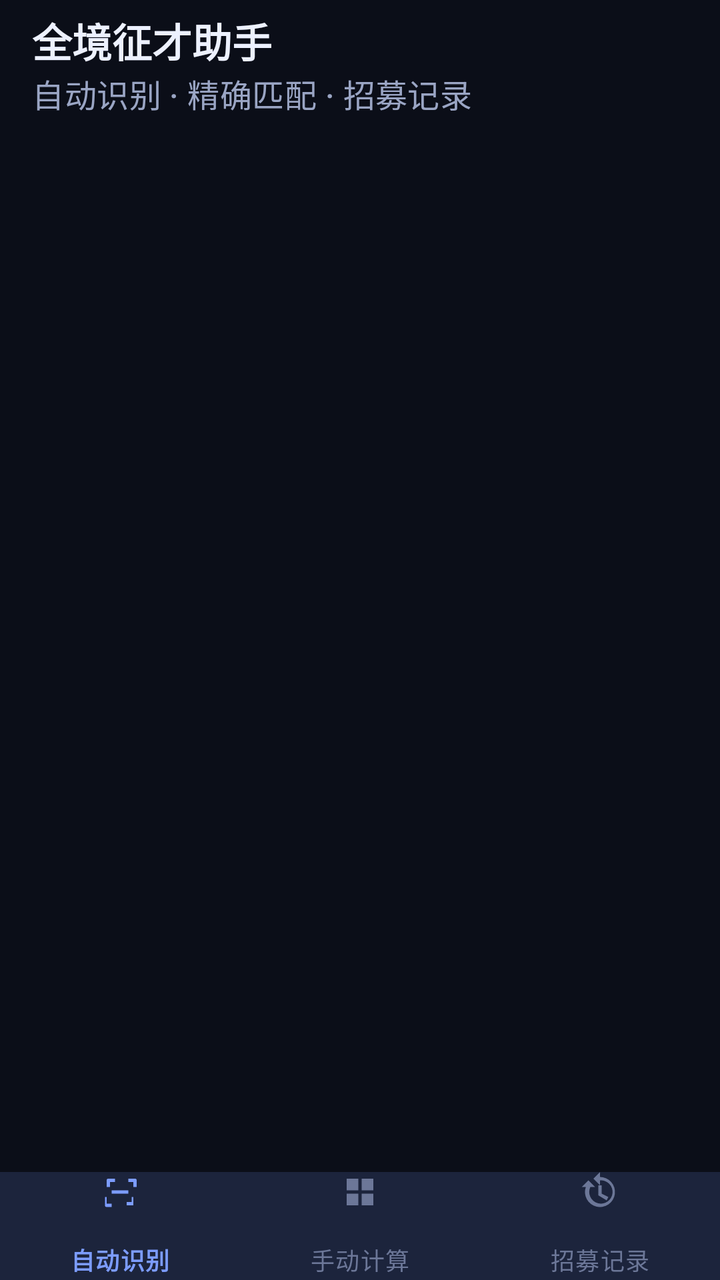
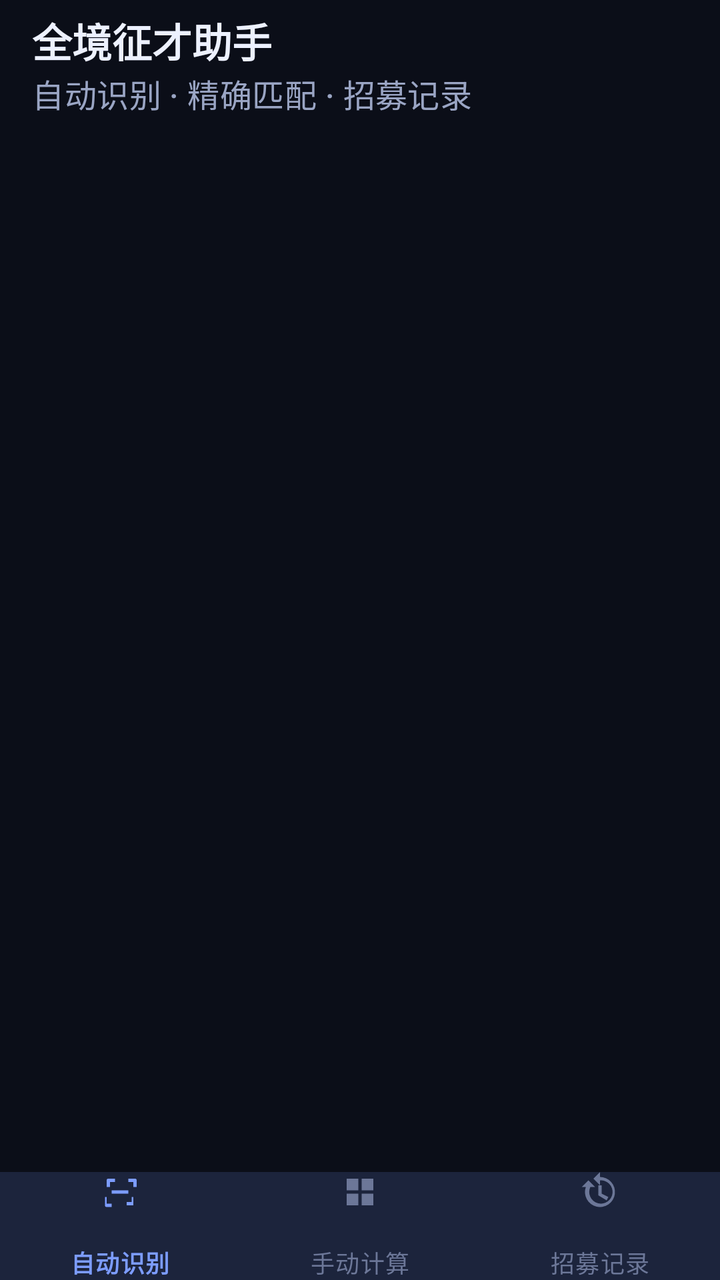

The first picture is an Android layout as it rendered before a commit; the second is the same layout after the commit. The layout source and the unified diff follow.
<!-- AndroidManifest.xml: application theme Theme.App -->
<!-- res/layout/activity_main.xml -->
<?xml version="1.0" encoding="utf-8"?>
<LinearLayout xmlns:android="http://schemas.android.com/apk/res/android"
    xmlns:app="http://schemas.android.com/apk/res-auto"
    android:layout_width="match_parent"
    android:layout_height="match_parent"
    android:orientation="vertical"
    android:background="@color/bg">

    <com.google.android.material.appbar.MaterialToolbar
        android:id="@+id/toolbar"
        android:layout_width="match_parent"
        android:layout_height="?attr/actionBarSize"
        android:background="@color/bg"
        android:paddingStart="6dp"
        android:paddingEnd="6dp"
        app:title="@string/app_name"
        app:titleTextAppearance="@style/TextAppearance.App.Toolbar.Title"
        app:titleTextColor="@color/text"
        app:subtitle="自动识别 · 精确匹配 · 招募记录"
        app:subtitleTextColor="@color/text_dim" />

    <FrameLayout
        android:id="@+id/container"
        android:layout_width="match_parent"
        android:layout_height="0dp"
        android:layout_weight="1" />

    <com.google.android.material.bottomnavigation.BottomNavigationView
        android:id="@+id/bottomNav"
        android:layout_width="match_parent"
        android:layout_height="54dp"
        android:background="@color/surface"
        app:itemIconSize="20dp"
        app:itemPaddingTop="0dp"
        app:itemPaddingBottom="5dp"
        app:itemTextAppearance="@style/TextAppearance.App.NavLabel"
        app:itemIconTint="@color/nav_item_color"
        app:itemTextColor="@color/nav_item_color"
        app:itemActiveIndicatorStyle="@null"
        app:labelVisibilityMode="labeled"
        app:menu="@menu/bottom_nav" />
</LinearLayout>
<!-- resources referenced by this layout -->
<resources>
  <color name="bg">#0B0E18</color>
  <color name="surface">#141A2B</color>
  <color name="text">#EDF1FF</color>
  <color name="text_dim">#9AA5C4</color>
  <string name="app_name">全境征才助手</string>
  <style name="TextAppearance.App.NavLabel" parent="TextAppearance.Material3.LabelMedium">
          <item name="android:textSize">10.5sp</item>
      </style>
  <style name="TextAppearance.App.Toolbar.Title" parent="TextAppearance.Material3.TitleLarge">
          <item name="android:textColor">@color/text</item>
          <item name="android:textSize">20sp</item>
          <item name="android:textStyle">bold</item>
      </style>
  <style name="Theme.App" parent="Theme.Material3.Dark.NoActionBar">
          <item name="colorPrimary">@color/primary</item>
          <item name="colorOnPrimary">#0B0E18</item>
          <item name="colorSecondary">@color/accent</item>
          <item name="android:colorBackground">@color/bg</item>
          <item name="colorSurface">@color/surface</item>
          <item name="colorSurfaceVariant">@color/surface_2</item>
          <item name="colorOnSurface">@color/text</item>
          <item name="colorOnSurfaceVariant">@color/text_dim</item>
          <item name="android:statusBarColor">@color/bg</item>
          <item name="android:navigationBarColor">@color/bg</item>
          <item name="android:windowLightStatusBar">false</item>
          <item name="materialAlertDialogTheme">@style/ThemeOverlay.App.Dialog</item>
      </style>
  <color name="primary">#7C9CFF</color>
  <color name="accent">#4ADEA0</color>
  <color name="surface_2">#1B2236</color>
  <style name="ThemeOverlay.App.Dialog" parent="ThemeOverlay.Material3.MaterialAlertDialog">
          <item name="colorSurface">@color/surface</item>
          <item name="colorOnSurface">@color/text</item>
      </style>
</resources>

<!-- the commit's change to res/layout/activity_main.xml (unified diff, before → after) -->
@@ -32,7 +32,7 @@
         android:background="@color/surface"
         app:itemIconSize="20dp"
         app:itemPaddingTop="0dp"
-        app:itemPaddingBottom="5dp"
+        app:itemPaddingBottom="2dp"
         app:itemTextAppearance="@style/TextAppearance.App.NavLabel"
         app:itemIconTint="@color/nav_item_color"
         app:itemTextColor="@color/nav_item_color"
